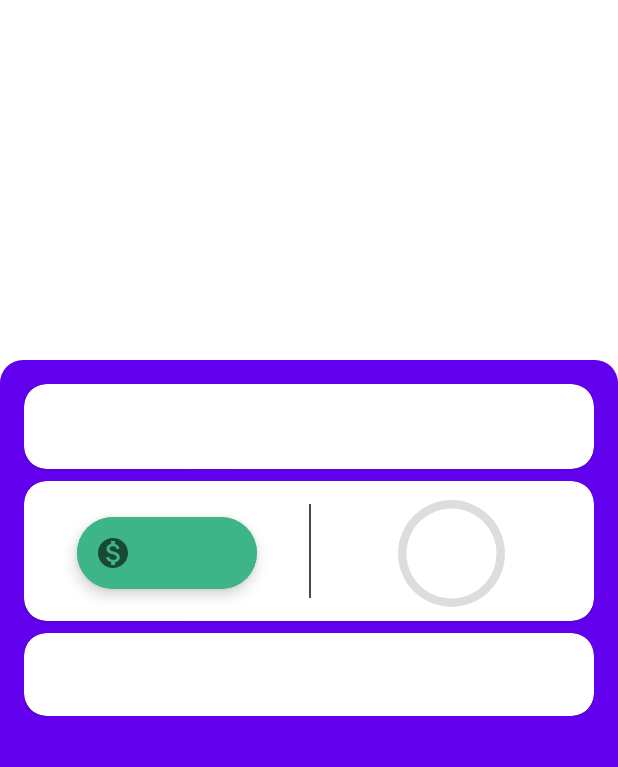
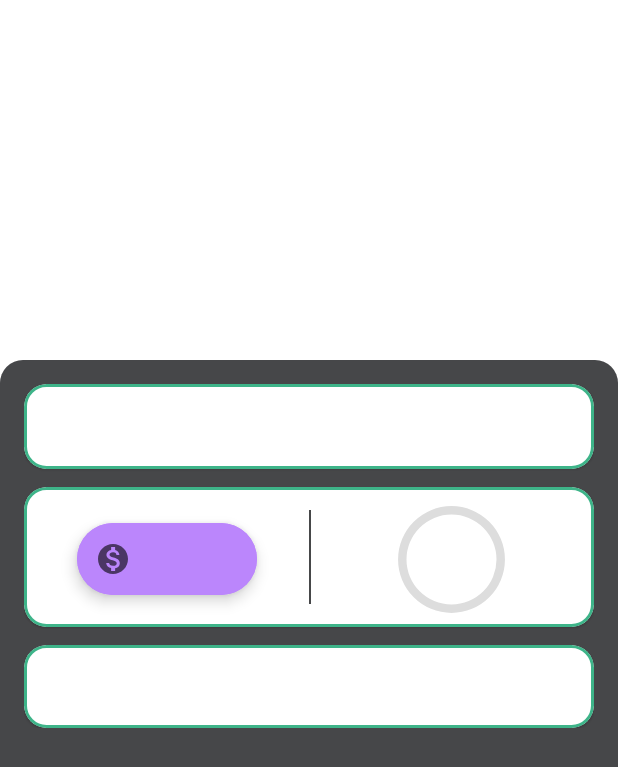
Before and after one commit to zzjjaayy/ChkOut, an Android app: the fragment ProductDetailsFragment placed in its activity, on a phone screen of 412 x 824 dp. Shown: the top 767 px of the screen. Run offline under Robolectric (Android 15) with nearby library versions, the light colour scheme and no system bars; our stand-ins replace Firebase (no records; nobody signed in at launch, a user with empty details on screens opened directly), navigation-ui; pictures from the network do not load; 14 statements that could not run were skipped.

Commit message:
Changed some colors and added animation

```diff
--- a/app/src/main/java/com/jay/chkout/fragments/ProductListFragment.kt
+++ b/app/src/main/java/com/jay/chkout/fragments/ProductListFragment.kt
@@ -46,6 +46,17 @@ class ProductListFragment : Fragment() {
             lifecycleOwner = this@ProductListFragment
             productsRecyclerView.adapter = adapter
         }
+        setUserData()
+
+        networkViewModel.productsList.observe(viewLifecycleOwner, {
+            adapter.submitList(it)
+        })
+        changeIndicatorVisibility()
+
+        setHasOptionsMenu(true)
+    }
+
+    private fun setUserData() {
         if(firebaseAuth.currentUser != null) {
             val name = firebaseAuth.currentUser?.displayName?.substringBefore(" ")
             name?.let{
@@ -59,11 +70,9 @@ class ProductListFragment : Fragment() {
             binding.welcomeText.text = getString(R.string.welcome_user, "Guest")
             binding.profileImage.setImageResource(R.drawable.ic_account_circle_24)
         }
+    }
 
-        networkViewModel.productsList.observe(viewLifecycleOwner, {
-            adapter.submitList(it)
-        })
-
+    private fun changeIndicatorVisibility() {
         networkViewModel.status.observe(viewLifecycleOwner, {
             when(it){
                 ApiStatus.LOADING -> {
@@ -87,7 +96,6 @@ class ProductListFragment : Fragment() {
                 else -> {}
             }
         })
-        setHasOptionsMenu(true)
     }
 
     override fun onCreateOptionsMenu(menu: Menu, inflater: MenuInflater) {
--- /dev/null
+++ b/app/src/main/res/anim/from_left.xml
@@ -0,0 +1,4 @@
+<?xml version="1.0" encoding="utf-8"?>
+<set xmlns:android="http://schemas.android.com/apk/res/android">
+    <translate android:fromXDelta="-100%" android:toXDelta="0%" android:duration="250"/>
+</set>
--- /dev/null
+++ b/app/src/main/res/anim/from_right.xml
@@ -0,0 +1,4 @@
+<?xml version="1.0" encoding="utf-8"?>
+<set xmlns:android="http://schemas.android.com/apk/res/android">
+    <translate android:fromXDelta="100%" android:toXDelta="0%" android:duration="250"/>
+</set>
--- /dev/null
+++ b/app/src/main/res/anim/to_left.xml
@@ -0,0 +1,4 @@
+<?xml version="1.0" encoding="utf-8"?>
+<set xmlns:android="http://schemas.android.com/apk/res/android">
+    <translate android:fromXDelta="0%" android:toXDelta="-100%" android:duration="250"/>
+</set>
--- /dev/null
+++ b/app/src/main/res/anim/to_right.xml
@@ -0,0 +1,4 @@
+<?xml version="1.0" encoding="utf-8"?>
+<set xmlns:android="http://schemas.android.com/apk/res/android">
+    <translate android:fromXDelta="0%" android:toXDelta="100%" android:duration="250"/>
+</set>
--- a/app/src/main/res/drawable-mdpi/rating.xml
+++ b/app/src/main/res/drawable-mdpi/rating.xml
@@ -17,8 +17,8 @@
                 android:thicknessRatio="16"
                 android:useLevel="true">
                 <gradient
-                    android:endColor="@color/green"
-                    android:startColor="@color/green"
+                    android:endColor="@color/purple_500"
+                    android:startColor="@color/purple_200"
                     android:type="sweep" />
             </shape>
         </rotate>
--- a/app/src/main/res/drawable/ic_wave.xml
+++ /dev/null
@@ -1,9 +0,0 @@
-<vector xmlns:android="http://schemas.android.com/apk/res/android"
-    android:width="1440dp"
-    android:height="320dp"
-    android:viewportWidth="1440"
-    android:viewportHeight="320">
-  <path
-      android:pathData="M0,320L10.4,309.3C20.9,299 42,277 63,229.3C83.5,181 104,107 125,96C146.1,85 167,139 188,176C208.7,213 230,235 250,218.7C271.3,203 292,149 313,154.7C333.9,160 355,224 376,229.3C396.5,235 417,181 438,186.7C459.1,192 480,256 501,272C521.7,288 543,256 563,224C584.3,192 605,160 626,170.7C647,181 668,235 689,266.7C709.6,299 730,309 751,288C772.2,267 793,213 814,176C834.8,139 856,117 877,112C897.4,107 918,117 939,144C960,171 981,213 1002,234.7C1022.6,256 1043,256 1064,266.7C1085.2,277 1106,299 1127,282.7C1147.8,267 1169,213 1190,170.7C1210.4,128 1231,96 1252,80C1273,64 1294,64 1315,90.7C1335.7,117 1357,171 1377,192C1398.3,213 1419,203 1430,197.3L1440,192L1440,0L1429.6,0C1419.1,0 1398,0 1377,0C1356.5,0 1336,0 1315,0C1293.9,0 1273,0 1252,0C1231.3,0 1210,0 1190,0C1168.7,0 1148,0 1127,0C1106.1,0 1085,0 1064,0C1043.5,0 1023,0 1002,0C980.9,0 960,0 939,0C918.3,0 897,0 877,0C855.7,0 835,0 814,0C793,0 772,0 751,0C730.4,0 710,0 689,0C667.8,0 647,0 626,0C605.2,0 584,0 563,0C542.6,0 522,0 501,0C480,0 459,0 438,0C417.4,0 397,0 376,0C354.8,0 334,0 313,0C292.2,0 271,0 250,0C229.6,0 209,0 188,0C167,0 146,0 125,0C104.3,0 83,0 63,0C41.7,0 21,0 10,0L0,0Z"
-      android:fillColor="#0099ff"/>
-</vector>
--- a/app/src/main/res/drawable/product_bg.xml
+++ b/app/src/main/res/drawable/product_bg.xml
@@ -1,5 +1,5 @@
 <?xml version="1.0" encoding="UTF-8"?>
 <shape xmlns:android="http://schemas.android.com/apk/res/android">
-    <solid android:color="@color/purple_500"/>
+    <solid android:color="@color/grey"/>
     <corners android:topLeftRadius="15dp" android:topRightRadius="15dp"/>
 </shape>
--- a/app/src/main/res/drawable/recycler_bg.xml
+++ b/app/src/main/res/drawable/recycler_bg.xml
@@ -1,6 +1,6 @@
 <?xml version="1.0" encoding="UTF-8"?>
 <shape xmlns:android="http://schemas.android.com/apk/res/android">
-    <solid android:color="@color/purple_500"/>
+    <solid android:color="@color/grey"/>
     <corners android:topLeftRadius="30dp" android:topRightRadius="30dp"/>
     <padding android:left="0dp" android:top="0dp" android:right="0dp" android:bottom="0dp" />
 </shape>
--- a/app/src/main/res/layout/fragment_product_details.xml
+++ b/app/src/main/res/layout/fragment_product_details.xml
@@ -33,7 +33,9 @@
                 android:layout_width="match_parent"
                 android:layout_height="wrap_content"
                 app:layout_constraintTop_toTopOf="parent"
-                app:cardCornerRadius="15dp">
+                app:cardCornerRadius="15dp"
+                app:strokeColor="@color/green"
+                app:strokeWidth="2dp">
                 <LinearLayout
                     android:layout_width="match_parent"
                     android:layout_height="match_parent"
@@ -44,7 +46,7 @@
                     android:layout_width="wrap_content"
                     android:layout_height="wrap_content"
                     app:chipIcon="@drawable/ic_category_clothing"
-                    app:chipIconTint="@color/green"
+                    app:chipIconTint="@color/purple_500"
                     tools:text="Men's Clothing"
                     android:layout_gravity="center"/>
 
@@ -62,8 +64,10 @@
                 android:layout_width="match_parent"
                 android:layout_height="wrap_content"
                 app:layout_constraintTop_toBottomOf="@id/title_card"
-                android:layout_marginTop="8dp"
-                app:cardCornerRadius="15dp">
+                android:layout_marginTop="12dp"
+                app:cardCornerRadius="15dp"
+                app:strokeColor="@color/green"
+                app:strokeWidth="2dp">
                 <androidx.constraintlayout.widget.ConstraintLayout
                     android:layout_width="match_parent"
                     android:layout_height="match_parent">
@@ -74,9 +78,9 @@
                         android:layout_marginTop="24dp"
                         android:clickable="false"
                         android:drawableLeft="@drawable/ic_baseline_monetization_on_24"
-                        android:backgroundTint="@color/green"
+                        android:backgroundTint="@color/purple_200"
                         android:focusable="false"
-                        app:iconTint="@color/green"
+                        app:iconTint="@color/purple_500"
                         app:layout_constraintEnd_toStartOf="@+id/guideline2"
                         app:layout_constraintStart_toStartOf="parent"
                         app:layout_constraintTop_toTopOf="parent"
@@ -129,8 +133,10 @@
                 android:id="@+id/desc_card"
                 app:layout_constraintTop_toBottomOf="@id/price_rating_card"
                 app:layout_constraintBottom_toBottomOf="parent"
-                android:layout_marginTop="8dp"
-                app:cardCornerRadius="15dp">
+                android:layout_marginTop="12dp"
+                app:cardCornerRadius="15dp"
+                app:strokeColor="@color/green"
+                app:strokeWidth="2dp">
                 <TextView
                     android:id="@+id/product_desc"
                     android:layout_width="match_parent"
--- a/app/src/main/res/layout/product_item.xml
+++ b/app/src/main/res/layout/product_item.xml
@@ -7,7 +7,9 @@
     xmlns:tools="http://schemas.android.com/tools"
     app:cardCornerRadius="10dp"
     android:layout_margin="5dp"
-    app:cardBackgroundColor="@color/white">
+    app:cardBackgroundColor="@color/white"
+    app:strokeColor="@color/green"
+    app:strokeWidth="3dp">
 
     <androidx.constraintlayout.widget.ConstraintLayout
         android:layout_width="match_parent"
@@ -54,7 +56,7 @@
             android:clickable="false"
             android:focusable="false"
             app:chipIcon="@drawable/ic_baseline_monetization_on_24"
-            app:chipIconTint="@color/green"
+            app:chipIconTint="@color/purple_200"
             app:layout_constraintBottom_toBottomOf="parent"
             app:layout_constraintEnd_toStartOf="@+id/category_icon"
             app:layout_constraintStart_toEndOf="@id/product_image"
--- a/app/src/main/res/navigation/nav_graph.xml
+++ b/app/src/main/res/navigation/nav_graph.xml
@@ -12,7 +12,11 @@
         tools:layout="@layout/fragment_product_list" >
         <action
             android:id="@+id/action_productListFragment_to_productDetailsFragment"
-            app:destination="@id/productDetailsFragment" />
+            app:destination="@id/productDetailsFragment"
+            app:enterAnim="@anim/from_right"
+            app:exitAnim="@anim/to_left"
+            app:popEnterAnim="@anim/from_left"
+            app:popExitAnim="@anim/to_right" />
         <action
             android:id="@+id/action_productListFragment_to_loginFragment"
             app:destination="@id/loginFragment"
@@ -29,7 +33,9 @@
             app:argType="integer" />
         <action
             android:id="@+id/action_productDetailsFragment_to_productListFragment"
-            app:destination="@id/productListFragment" />
+            app:destination="@id/productListFragment"
+            app:enterAnim="@anim/from_left"
+            app:exitAnim="@anim/to_right" />
     </fragment>
     <fragment
         android:id="@+id/splashFragment"
--- a/app/src/main/res/values/colors.xml
+++ b/app/src/main/res/values/colors.xml
@@ -10,6 +10,6 @@
     <color name="dark_blue">#213D74</color>
     <color name="green">#3eb489</color>
     <color name="dark_green">#24674E</color>
-    <color name="grey">#47494C</color>
+    <color name="grey">#464749</color>
     <color name="yellow">#EFE347</color>
 </resources>
```
